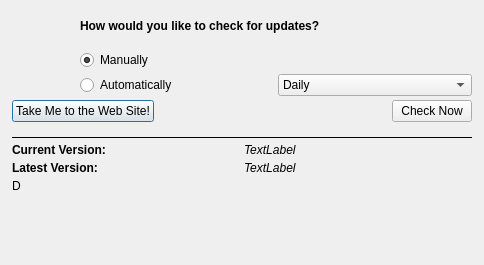
This is Source/QtSupport/UI_Files/DREAM3DUpdateCheckDialog.ui in BlueQuartzSoftware/DREAM3D as Qt 5 draws it before an edit. The edited form follows.
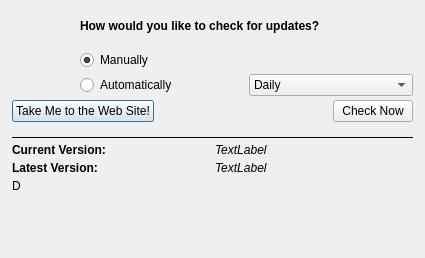
This is the edited form. Icons and pictures are not drawn.

Patch:
```diff
--- a/Source/QtSupport/UI_Files/DREAM3DUpdateCheckDialog.ui
+++ b/Source/QtSupport/UI_Files/DREAM3DUpdateCheckDialog.ui
@@ -9,8 +9,8 @@
    <rect>
     <x>0</x>
     <y>0</y>
-    <width>484</width>
-    <height>265</height>
+    <width>425</width>
+    <height>258</height>
    </rect>
   </property>
   <property name="windowTitle">
```
